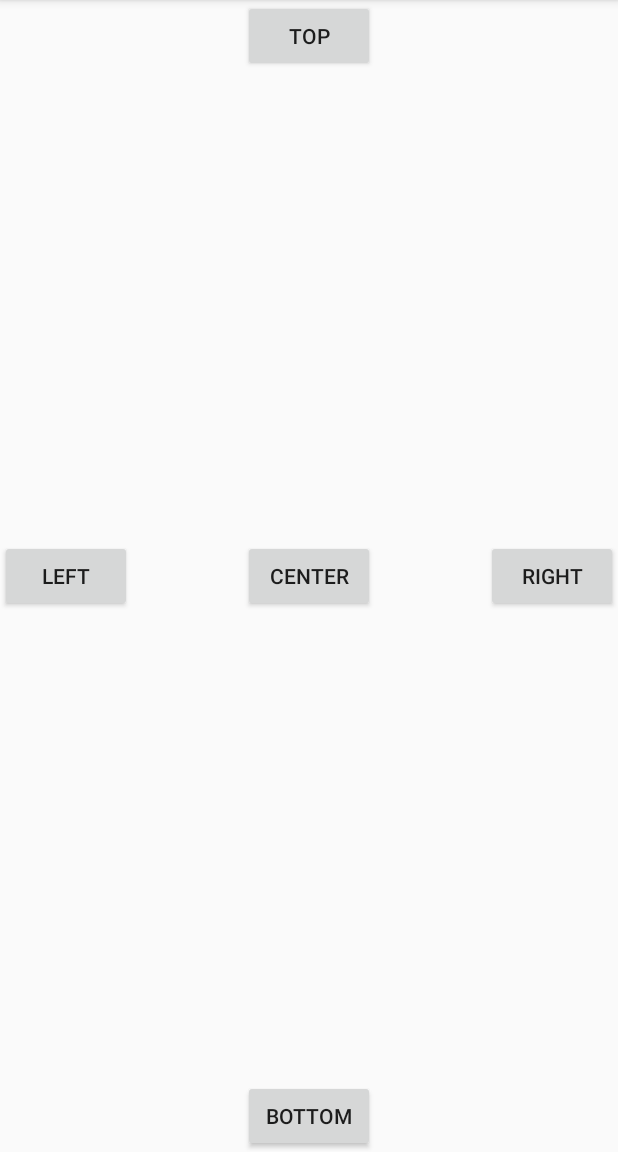
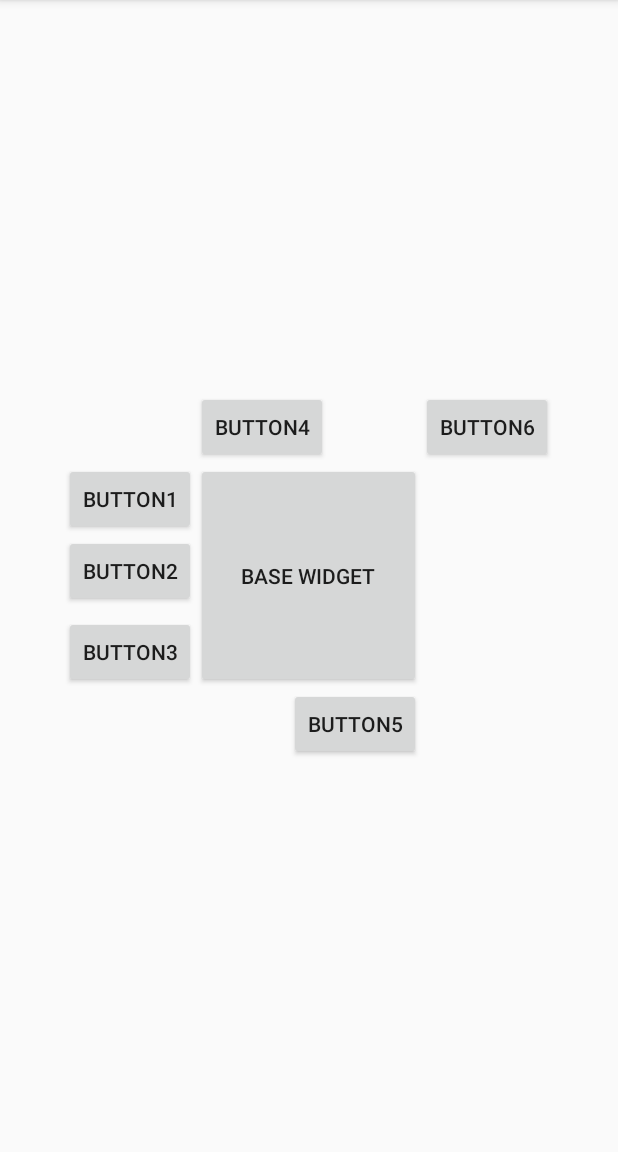
Before and after one commit to kjminn/RelativeLayoutTest, an Android app: the screen it shows after launch (MainActivity), on a phone screen of 412 x 824 dp, the part 84-1236 px from its top. Run offline under Robolectric (Android 15) with nearby library versions, the phone set to English and light mode, and no system bars.

Commit message:
#2 RelativeLayout Base Widget

```diff
--- a/app/src/main/java/kjminn/kr/hs/emirim/relativelayouttest/MainActivity.java
+++ b/app/src/main/java/kjminn/kr/hs/emirim/relativelayouttest/MainActivity.java
@@ -8,6 +8,6 @@ public class MainActivity extends AppCompatActivity {
     @Override
     protected void onCreate(Bundle savedInstanceState) {
         super.onCreate(savedInstanceState);
-        setContentView(R.layout.activity_main);
+        setContentView(R.layout.activity_main2);
     }
 }
--- /dev/null
+++ b/app/src/main/res/layout/activity_main2.xml
@@ -0,0 +1,49 @@
+<?xml version="1.0" encoding="utf-8"?>
+<RelativeLayout xmlns:android="http://schemas.android.com/apk/res/android"
+    android:layout_width="match_parent"
+    android:layout_height="match_parent">
+    <Button
+        android:id="@+id/btn_base"
+        android:layout_width="150dp"
+        android:layout_height="150dp"
+        android:text="Base Widget"
+        android:layout_centerInParent="true"
+        />
+    <Button
+        android:id="@+id/btn_1"
+        android:layout_width="wrap_content"
+        android:layout_height="wrap_content"
+        android:layout_toLeftOf="@+id/btn_base"
+        android:layout_alignTop="@+id/btn_base"
+        android:text="Button1"/>
+    <Button
+        android:layout_width="wrap_content"
+        android:layout_height="wrap_content"
+        android:layout_below="@+id/btn_1"
+        android:layout_toLeftOf="@+id/btn_base"
+        android:text="Button2"/>
+    <Button
+        android:layout_width="wrap_content"
+        android:layout_height="wrap_content"
+        android:layout_toLeftOf="@+id/btn_base"
+        android:layout_alignBottom="@+id/btn_base"
+        android:text="Button3"/>
+    <Button
+        android:layout_width="wrap_content"
+        android:layout_height="wrap_content"
+        android:layout_above="@+id/btn_base"
+        android:layout_alignLeft="@+id/btn_base"
+        android:text="Button4"/>
+    <Button
+        android:layout_width="wrap_content"
+        android:layout_height="wrap_content"
+        android:layout_below="@+id/btn_base"
+        android:layout_alignRight="@+id/btn_base"
+        android:text="Button5"/>
+    <Button
+        android:layout_width="wrap_content"
+        android:layout_height="wrap_content"
+        android:layout_above="@+id/btn_base"
+        android:layout_toRightOf="@+id/btn_base"
+        android:text="Button6"/>
+</RelativeLayout>
```
